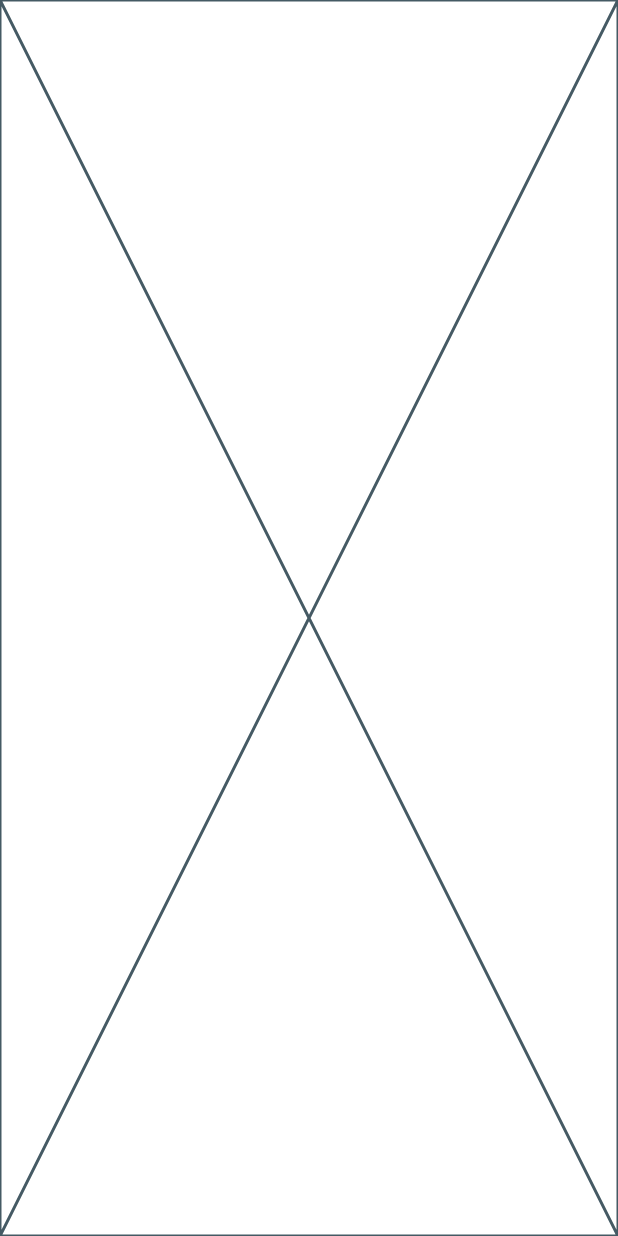
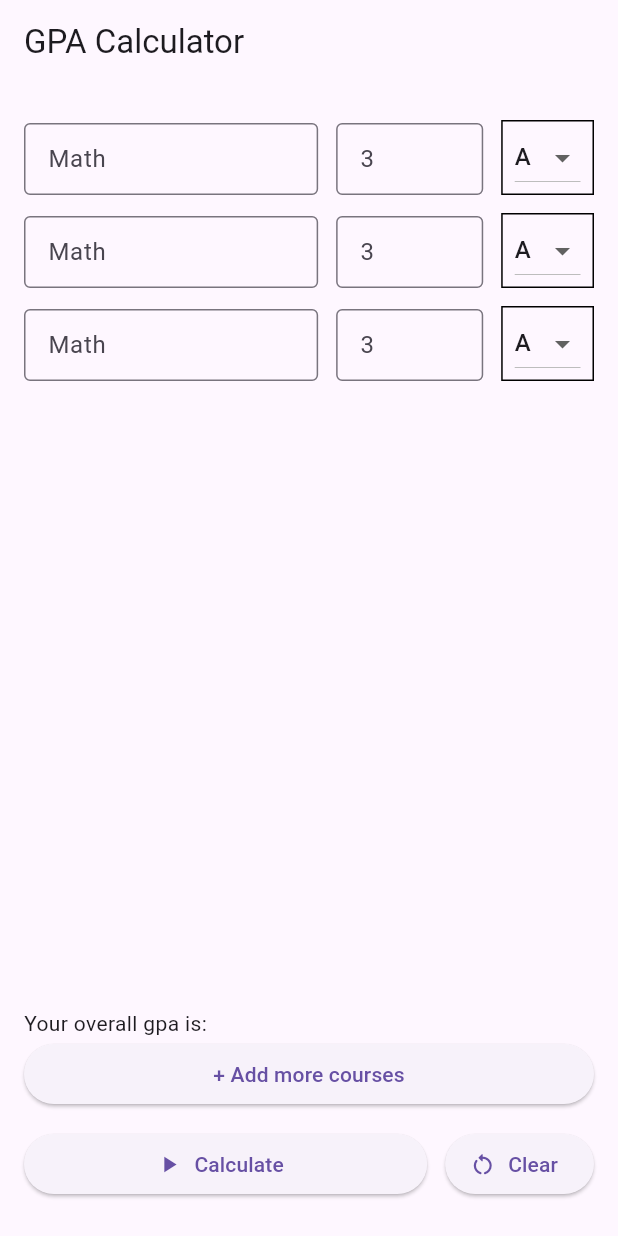
Before and after one commit to mahmoud-alwakeel/gpa-calculator, a Flutter app: the screen it shows after launch, on a phone screen of 412 x 824 dp. Run offline on Flutter 3.47's test engine with Material 3 defaults, Android fonts, the phone set to English and light mode, and no system bars.

Commit message:
git add home screen buttons, course row intitial

```diff
--- a/lib/home_screen.dart
+++ b/lib/home_screen.dart
@@ -1,10 +1,63 @@
 import 'package:flutter/material.dart';
+import 'package:gpa_calculator/widgets/calculate_clear_buttons.dart';
+import 'package:gpa_calculator/widgets/course_row.dart';
 
-class HomeScreen extends StatelessWidget {
+class HomeScreen extends StatefulWidget {
   const HomeScreen({super.key});
 
   @override
+  State<HomeScreen> createState() => _HomeScreenState();
+}
+
+class _HomeScreenState extends State<HomeScreen> {
+  int courseCount = 3;
+  @override
   Widget build(BuildContext context) {
-    return const Placeholder();
+    return Scaffold(
+      appBar: AppBar(
+        title: const Text(
+          "GPA Calculator",
+        ),
+      ),
+      body: Padding(
+        padding: const EdgeInsets.symmetric(
+          horizontal: 16.0,
+          vertical: 24,
+        ),
+        child: Column(
+          children: [
+            Expanded(
+              child: ListView.builder(
+                  itemCount: courseCount,
+                  itemBuilder: (context, index) {
+                    return const CourseRow();
+                  }),
+            ),
+            Row(
+              children: [
+                const Text("Your overall gpa is:" )
+              ],
+            ),
+            SizedBox(
+              width: double.infinity,
+              child: ElevatedButton(
+                onPressed: () {
+                  setState(() {
+                    courseCount++;
+                  });
+                },
+                child: const Text(
+                  "+ Add more courses",
+                ),
+              ),
+            ),
+            const SizedBox(
+              height: 12,
+            ),
+            const CalculateClearButtons(),
+          ],
+        ),
+      ),
+    );
   }
 }
--- a/lib/main.dart
+++ b/lib/main.dart
@@ -13,7 +13,7 @@ class MyApp extends StatelessWidget {
   Widget build(BuildContext context) {
     return const MaterialApp(
       debugShowCheckedModeBanner: false,
-      title: 'Flutter Demo',
+      title: 'GPA Calculator',
       home: HomeScreen(),
     );
   }
--- /dev/null
+++ b/lib/models/grade.dart
@@ -0,0 +1,47 @@
+
+
+enum Grade {
+  APlus,
+  A,
+  AMinus,
+  BPlus,
+  B,
+  BMinus,
+  CPlus,
+  C,
+  CMinus,
+  DPlus,
+  D,
+  F,
+}
+
+  extension GradeDisplay on Grade {
+    String get display {
+      switch(this) {
+        case Grade.APlus:
+          return 'A+';
+        case Grade.A:
+          return 'A';
+        case Grade.AMinus:
+          return 'A-';
+        case Grade.BPlus:
+          return 'B+';
+        case Grade.B:
+          return 'B';
+        case Grade.BMinus:
+          return 'B-';
+        case Grade.CPlus:
+          return 'C+';
+        case Grade.C:
+          return 'C';
+        case Grade.CMinus:
+          return 'C-';
+        case Grade.DPlus:
+          return 'D+';
+        case Grade.D:
+          return 'D';
+        case Grade.F:
+          return 'F';
+      }
+    }
+  }
--- /dev/null
+++ b/lib/models/subject_model.dart
@@ -0,0 +1,13 @@
+import 'package:gpa_calculator/models/grade.dart';
+
+class SubjectModel {
+  final String? title;
+  final int? creditHours;
+  final Grade? grade;
+
+  SubjectModel({
+    required this.title,
+    required this.creditHours,
+    required this.grade,
+  });
+}
--- /dev/null
+++ b/lib/widgets/calculate_clear_buttons.dart
@@ -0,0 +1,32 @@
+import 'package:flutter/material.dart';
+
+class CalculateClearButtons extends StatelessWidget {
+  const CalculateClearButtons({super.key});
+
+  @override
+  Widget build(BuildContext context) {
+    return Row(
+      children: [
+        Expanded(
+          child: ElevatedButton.icon(
+            onPressed: () {},
+            label: const Text(
+              "Calculate",
+            ),
+            icon: const Icon(Icons.play_arrow),
+          ),
+        ),
+        const SizedBox(
+          width: 12,
+        ),
+        ElevatedButton.icon(
+          onPressed: () {},
+          label: const Text(
+            "Clear",
+          ),
+          icon: const Icon(Icons.restart_alt_rounded),
+        ),
+      ],
+    );
+  }
+}
--- /dev/null
+++ b/lib/widgets/course_row.dart
@@ -0,0 +1,97 @@
+import 'package:flutter/material.dart';
+import 'package:gpa_calculator/models/grade.dart';
+
+class CourseRow extends StatefulWidget {
+  const CourseRow({super.key});
+
+  @override
+  State<CourseRow> createState() => _CourseRowState();
+}
+
+class _CourseRowState extends State<CourseRow> {
+  Grade _selectedGrade = Grade.A;
+  final TextEditingController _courseNameController = TextEditingController();
+  final TextEditingController _creditHoursController = TextEditingController();
+
+  @override
+  void dispose() {
+    _courseNameController.dispose();
+    _creditHoursController.dispose();
+    super.dispose();
+  }
+
+  @override
+  Widget build(BuildContext context) {
+    return Padding(
+      padding: const EdgeInsets.only(bottom: 12.0),
+      child: Row(
+        crossAxisAlignment: CrossAxisAlignment.end,
+        children: [
+          Expanded(
+            flex: 2,
+            child: TextField(
+              controller: _courseNameController,
+              decoration: const InputDecoration(
+                border: OutlineInputBorder(),
+                hintText: "Math",
+                contentPadding: EdgeInsets.symmetric(
+                  vertical: 12,
+                  horizontal: 12,
+                ),
+              ),
+            ),
+          ),
+          const SizedBox(
+            width: 12,
+          ),
+          Expanded(
+            child: TextField(
+              controller: _creditHoursController,
+              keyboardType: TextInputType.number,
+              decoration: const InputDecoration(
+                border: OutlineInputBorder(),
+                hintText: "3",
+                contentPadding: EdgeInsets.symmetric(
+                  vertical: 12,
+                  horizontal: 12,
+                ),
+              ),
+            ),
+          ),
+          const SizedBox(
+            width: 12,
+          ),
+          Container(
+            padding: const EdgeInsets.symmetric(
+              horizontal: 8,
+            ),
+            decoration: BoxDecoration(
+              border: Border.all(color: Colors.black),
+            ),
+            child: DropdownButton(
+              value: _selectedGrade,
+              items: Grade.values
+                  .map(
+                    (grade) => DropdownMenuItem(
+                      value: grade,
+                      child: Text(
+                        grade.display,
+                      ),
+                    ),
+                  )
+                  .toList(),
+              onChanged: (val) {
+                setState(() {
+                  if (val == null) {
+                    return;
+                  }
+                  _selectedGrade = val;
+                });
+              },
+            ),
+          ),
+        ],
+      ),
+    );
+  }
+}
```
